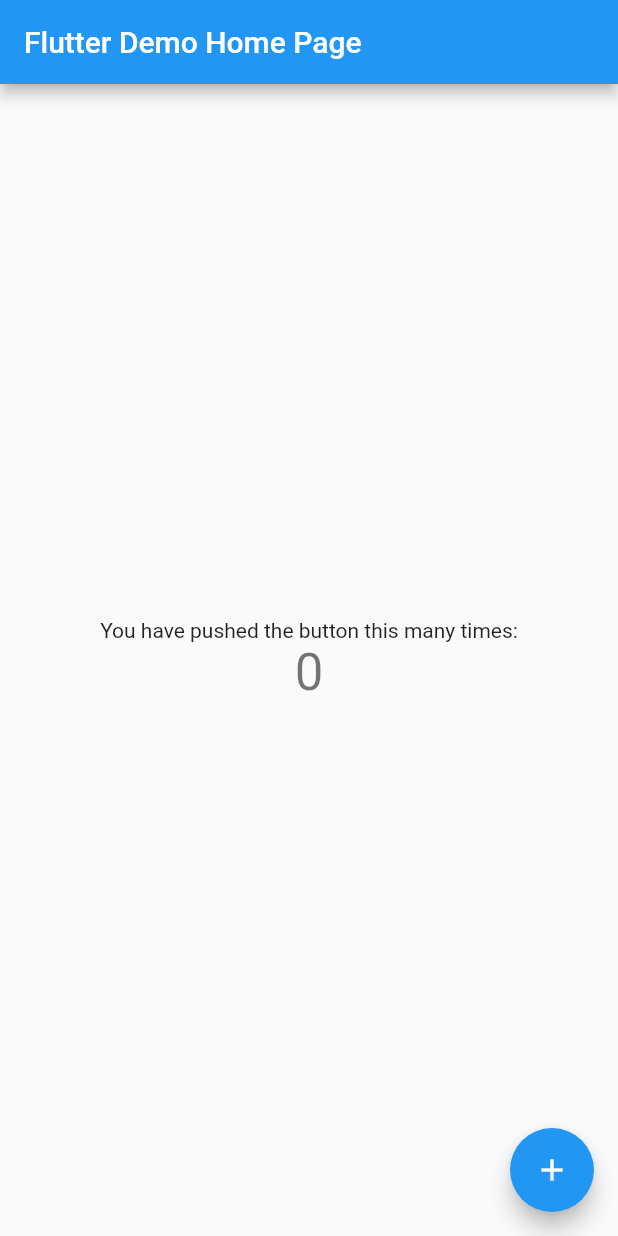
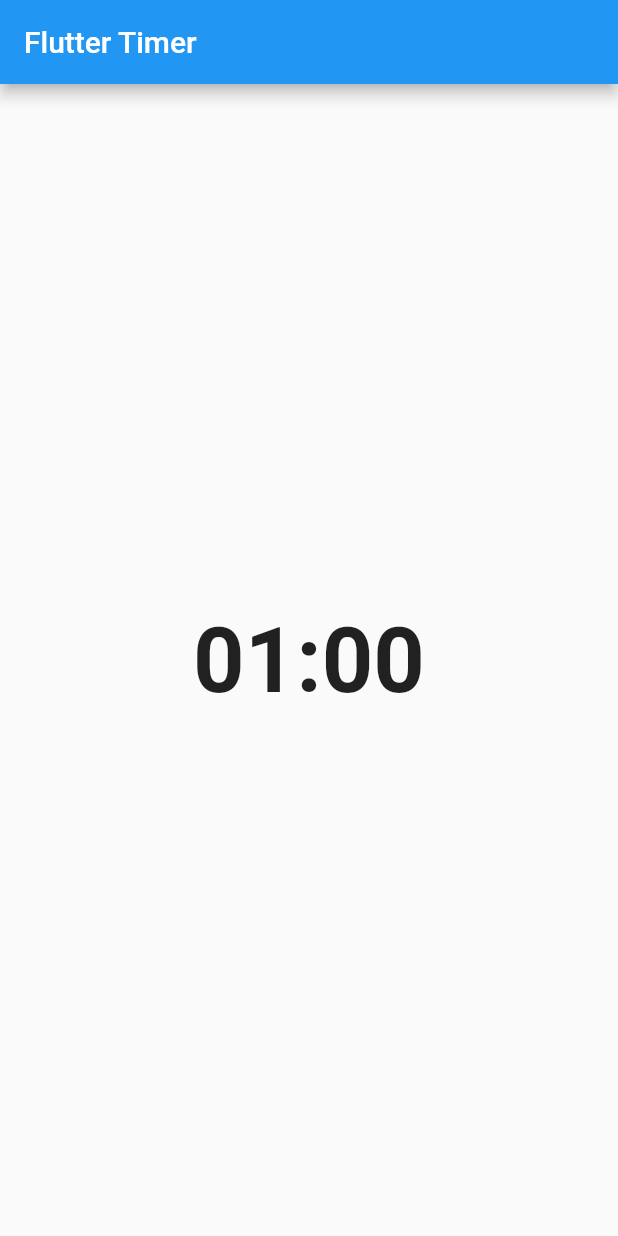
Before and after one commit to GrigK/timer_block_tut, a Flutter app: the screen it shows after launch, on a phone screen of 412 x 824 dp. Run offline on Flutter 3.47's test engine with Material 2 defaults, Android fonts, the phone set to English and light mode, and no system bars; our stand-ins replace bloc, equatable, flutter_bloc.

Commit message:
first prepare

```diff
--- a/lib/main.dart
+++ b/lib/main.dart
@@ -1,111 +1,52 @@
 import 'package:flutter/material.dart';
+import 'package:flutter/cupertino.dart';
 
-void main() => runApp(MyApp());
+import 'package:bloc/bloc.dart';
+import 'package:flutter_bloc/flutter_bloc.dart';
+import 'package:flutter_localizations/flutter_localizations.dart';
+
+import 'package:timer/generated/i18n.dart';
+import 'package:timer/src/simple_bloc_delegate.dart';
+import 'package:timer/src/theme_block.dart';
+import 'package:timer/src/ticker.dart';
+import 'package:timer/src/timer/timer_bloc.dart';
+import 'package:timer/src/timer_page.dart';
+
+
+void main() {
+  BlocSupervisor.delegate = SimpleBlocDelegate();
+  return runApp(MyApp());
+}
 
 class MyApp extends StatelessWidget {
-  // This widget is the root of your application.
   @override
   Widget build(BuildContext context) {
-    return MaterialApp(
-      title: 'Flutter Demo',
-      theme: ThemeData(
-        // This is the theme of your application.
-        //
-        // Try running your application with "flutter run". You'll see the
-        // application has a blue toolbar. Then, without quitting the app, try
-        // changing the primarySwatch below to Colors.green and then invoke
-        // "hot reload" (press "r" in the console where you ran "flutter run",
-        // or simply save your changes to "hot reload" in a Flutter IDE).
-        // Notice that the counter didn't reset back to zero; the application
-        // is not restarted.
-        primarySwatch: Colors.blue,
+    return BlocProvider<ThemeBloc>(
+      create: (context) => ThemeBloc(),
+      child: BlocBuilder<ThemeBloc, ThemeData>(
+        builder: (context, theme) {
+          /// ThemeBloc - это глобальный BLoC
+          /// доступный из любого места MaterialApp через
+          /// BlocProvider.of<ThemeBloc>(context)
+          return MaterialApp(
+            localizationsDelegates: [
+              S.delegate,
+              GlobalMaterialLocalizations.delegate,
+              GlobalWidgetsLocalizations.delegate,
+              DefaultCupertinoLocalizations.delegate,
+            ],
+            supportedLocales: S.delegate.supportedLocales,
+//            localeResolutionCallback: S.delegate.resolution(fallback: new Locale("en", "")),
+
+            onGenerateTitle: (context) => S.of(context).appName,
+            home: BlocProvider(
+              create: (context) => TimerBloc(context, ticker: Ticker()),
+              child: TimerPage(),
+            ),
+            theme: theme,
+          );
+        },
       ),
-      home: MyHomePage(title: 'Flutter Demo Home Page'),
     );
   }
 }
-
-class MyHomePage extends StatefulWidget {
-  MyHomePage({Key key, this.title}) : super(key: key);
-
-  // This widget is the home page of your application. It is stateful, meaning
-  // that it has a State object (defined below) that contains fields that affect
-  // how it looks.
-
-  // This class is the configuration for the state. It holds the values (in this
-  // case the title) provided by the parent (in this case the App widget) and
-  // used by the build method of the State. Fields in a Widget subclass are
-  // always marked "final".
-
-  final String title;
-
-  @override
-  _MyHomePageState createState() => _MyHomePageState();
-}
-
-class _MyHomePageState extends State<MyHomePage> {
-  int _counter = 0;
-
-  void _incrementCounter() {
-    setState(() {
-      // This call to setState tells the Flutter framework that something has
-      // changed in this State, which causes it to rerun the build method below
-      // so that the display can reflect the updated values. If we changed
-      // _counter without calling setState(), then the build method would not be
-      // called again, and so nothing would appear to happen.
-      _counter++;
-    });
-  }
-
-  @override
-  Widget build(BuildContext context) {
-    // This method is rerun every time setState is called, for instance as done
-    // by the _incrementCounter method above.
-    //
-    // The Flutter framework has been optimized to make rerunning build methods
-    // fast, so that you can just rebuild anything that needs updating rather
-    // than having to individually change instances of widgets.
-    return Scaffold(
-      appBar: AppBar(
-        // Here we take the value from the MyHomePage object that was created by
-        // the App.build method, and use it to set our appbar title.
-        title: Text(widget.title),
-      ),
-      body: Center(
-        // Center is a layout widget. It takes a single child and positions it
-        // in the middle of the parent.
-        child: Column(
-          // Column is also a layout widget. It takes a list of children and
-          // arranges them vertically. By default, it sizes itself to fit its
-          // children horizontally, and tries to be as tall as its parent.
-          //
-          // Invoke "debug painting" (press "p" in the console, choose the
-          // "Toggle Debug Paint" action from the Flutter Inspector in Android
-          // Studio, or the "Toggle Debug Paint" command in Visual Studio Code)
-          // to see the wireframe for each widget.
-          //
-          // Column has various properties to control how it sizes itself and
-          // how it positions its children. Here we use mainAxisAlignment to
-          // center the children vertically; the main axis here is the vertical
-          // axis because Columns are vertical (the cross axis would be
-          // horizontal).
-          mainAxisAlignment: MainAxisAlignment.center,
-          children: <Widget>[
-            Text(
-              'You have pushed the button this many times:',
-            ),
-            Text(
-              '$_counter',
-              style: Theme.of(context).textTheme.display1,
-            ),
-          ],
-        ),
-      ),
-      floatingActionButton: FloatingActionButton(
-        onPressed: _incrementCounter,
-        tooltip: 'Increment',
-        child: Icon(Icons.add),
-      ), // This trailing comma makes auto-formatting nicer for build methods.
-    );
-  }
-}
--- /dev/null
+++ b/lib/src/theme_block.dart
@@ -0,0 +1,23 @@
+import 'dart:async';
+
+import 'package:flutter/material.dart';
+
+import 'package:bloc/bloc.dart';
+
+
+/// Смена темы приложения - светлая или темная
+enum ThemeEvent { toggle }
+
+class ThemeBloc extends Bloc<ThemeEvent, ThemeData> {
+  @override
+  ThemeData get initialState => ThemeData.light();
+
+  @override
+  Stream<ThemeData> mapEventToState(ThemeEvent event) async* {
+    switch (event) {
+      case ThemeEvent.toggle:
+        yield state == ThemeData.dark() ? ThemeData.light() : ThemeData.dark();
+        break;
+    }
+  }
+}
--- /dev/null
+++ b/lib/src/ticker.dart
@@ -0,0 +1,12 @@
+class Ticker {
+  /// Тикер будет нашим источником данных для приложения таймера.
+  ///
+  /// класс Ticker выставляет функцию tick,
+  /// которая принимает желаемое количество тиков (секунд) и возвращает поток,
+  /// который генерирует оставшиеся секунды каждую секунду.
+
+  Stream<int> tick({int ticks}) {
+    return Stream.periodic(Duration(seconds: 1), (x) => ticks - x - 1)
+        .take(ticks);
+  }
+}
--- /dev/null
+++ b/lib/src/timer/bloc.dart
@@ -0,0 +1,8 @@
+export 'timer_bloc.dart';
+export 'timer_event.dart';
+export 'timer_state.dart';
+
+/// воспользуемся плагином для генерации BLoc файлов:
+/// https://plugins.jetbrains.com/plugin/12129-bloc-code-generator
+/// или
+/// https://marketplace.visualstudio.com/items?itemName=FelixAngelov.bloc
--- /dev/null
+++ b/lib/src/timer/timer_event.dart
@@ -0,0 +1,55 @@
+import 'package:flutter/material.dart';
+
+import 'package:equatable/equatable.dart';
+import 'package:meta/meta.dart';
+
+import 'package:timer/generated/i18n.dart';
+
+/// События таймера
+/// [context] нужен для перевода
+abstract class TimerEvent extends Equatable {
+  final BuildContext context;
+
+  const TimerEvent(this.context);
+
+  @override
+  List<Object> get props => [];
+}
+
+/// событие о начале отсчета
+class Start extends TimerEvent {
+  final int duration;
+
+  const Start(BuildContext context, {@required this.duration}) : super(context);
+
+  @override
+  String toString() => S.of(context).eventStart(duration.toString());
+}
+
+/// событие о постановке на паузу
+class Pause extends TimerEvent {
+  Pause(BuildContext context) : super(context);
+}
+
+/// событие о возобновлении отсчета
+class Resume extends TimerEvent {
+  Resume(BuildContext context) : super(context);
+}
+
+/// событие о сбросе счетчика
+class Reset extends TimerEvent {
+  Reset(BuildContext context) : super(context);
+}
+
+/// событие о том, что пришел Tic и надо обновить состояние TimerBloc
+class Tick extends TimerEvent {
+  final int duration;
+
+  Tick(BuildContext context, {@required this.duration}) : super(context);
+
+  @override
+  List<Object> get props => [duration];
+
+  @override
+  String toString() => S.of(context).eventTick(duration.toString());
+}
--- /dev/null
+++ b/lib/src/timer/timer_state.dart
@@ -0,0 +1,51 @@
+import 'package:flutter/material.dart';
+
+import 'package:equatable/equatable.dart';
+import 'package:timer/generated/i18n.dart';
+
+
+/// в Таймер всегда должен знать время [duration]
+/// [context] нужен для перевода
+abstract class TimerState extends Equatable {
+  final int duration;
+  final BuildContext context;
+
+  const TimerState(this.context, this.duration);
+
+  @override
+  List<Object> get props  => [duration];
+}
+
+/// Ready — таймер готов начать отсчет указанного времени.
+/// (пользователь может запустить таймер)
+class Ready extends TimerState {
+  Ready(BuildContext context, int duration) : super(context, duration);
+
+  @override
+  String toString() => S.of(context).ready(duration.toString());
+}
+
+/// Paused — приостановлено.
+/// (пользователь сможет возобновить таймер и сбросить таймер)
+class Paused extends TimerState {
+  Paused(BuildContext context, int duration) : super(context, duration);
+
+  @override
+  String toString() => S.of(context).paused(duration.toString());
+}
+
+/// Running — идет отсчет.
+/// (пользователь сможет приостановить и сбросить таймер, а также
+/// увидеть оставшуюся продолжительность)
+class Running extends TimerState {
+  Running(BuildContext context, int duration) : super(context, duration);
+
+  @override
+  String toString() => S.of(context).running(duration.toString());
+}
+
+/// Отсчет завершен, таймер обнулен
+/// (пользователь сможет сбросить таймер)
+class Finished extends TimerState{
+  Finished(BuildContext context) : super(context, 0);
+}
--- /dev/null
+++ b/lib/src/timer_page.dart
@@ -0,0 +1,51 @@
+import 'package:flutter/material.dart';
+
+import 'package:bloc/bloc.dart';
+import 'package:flutter_bloc/flutter_bloc.dart';
+
+import 'package:timer/generated/i18n.dart';
+import 'package:timer/src/timer/bloc.dart';
+
+
+class TimerPage extends StatelessWidget {
+  static const TextStyle timerTextStyle = TextStyle(
+    fontSize: 60,
+    fontWeight: FontWeight.bold,
+  );
+
+  @override
+  Widget build(BuildContext context) {
+    return Scaffold(
+      appBar: AppBar(title: Text(S.of(context).title)),
+      body: Column(
+        mainAxisAlignment: MainAxisAlignment.center,
+        crossAxisAlignment: CrossAxisAlignment.center,
+        children: <Widget>[
+          Padding(
+            padding: EdgeInsets.symmetric(vertical: 100.0),
+            child: Center(
+              child: clockCounter(context),
+            ),
+          ),
+        ],
+      ),
+    );
+  }
+
+  Widget clockCounter(BuildContext context){
+    return BlocBuilder<TimerBloc, TimerState>(
+      builder: (context, state) {
+        final String minutesStr = ((state.duration / 60) % 60)
+            .floor()
+            .toString()
+            .padLeft(2, '0');
+        final String secondsStr =
+        (state.duration % 60).floor().toString().padLeft(2, '0');
+        return Text(
+          '$minutesStr:$secondsStr',
+          style: TimerPage.timerTextStyle,
+        );
+      },
+    );
+  }
+}
--- a/pubspec.yaml
+++ b/pubspec.yaml
@@ -19,6 +19,11 @@ environment:
 dependencies:
   flutter:
     sdk: flutter
+  flutter_localizations:
+    sdk: flutter
+  flutter_bloc: ^2.1.1
+  equatable: ^1.0.1
+  wave: ^0.0.8
 
   # The following adds the Cupertino Icons font to your application.
   # Use with the CupertinoIcons class for iOS style icons.
```
Also changed, not shown: lib/src/simple_bloc_delegate.dart (added, +22 -0 lines), lib/src/timer/timer_bloc.dart (added, +99 -0 lines), res/values/strings_en.arb (+11 -1 lines), res/values/strings_ru.arb (added, +11 -0 lines), lib/generated/i18n.dart.
